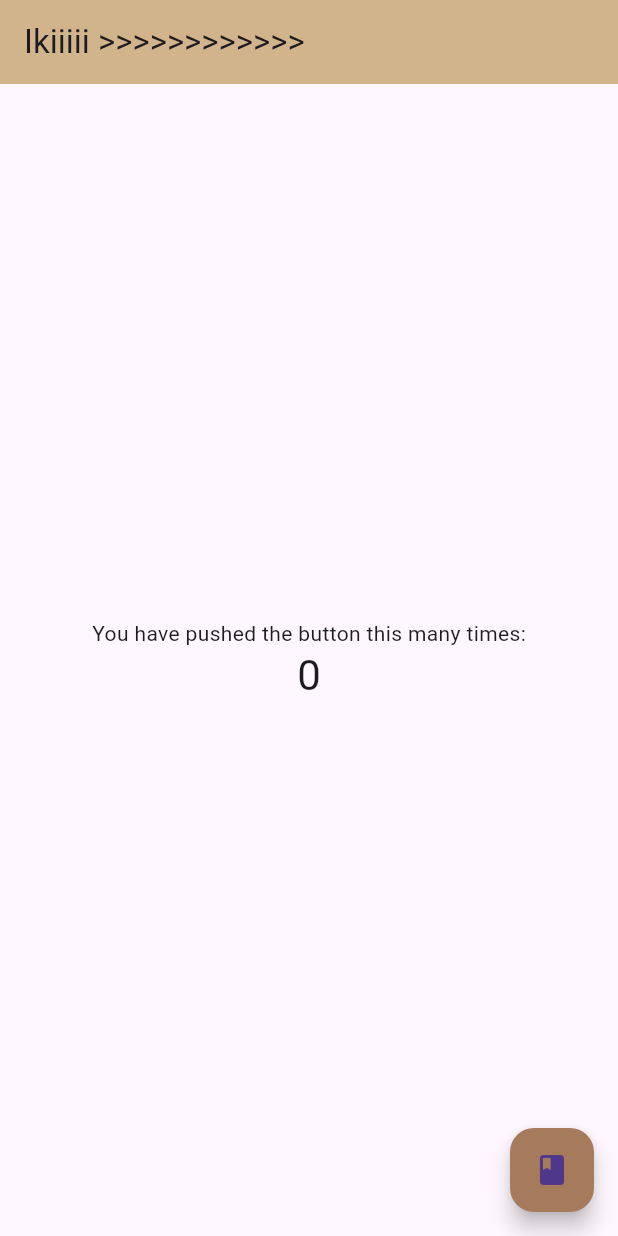
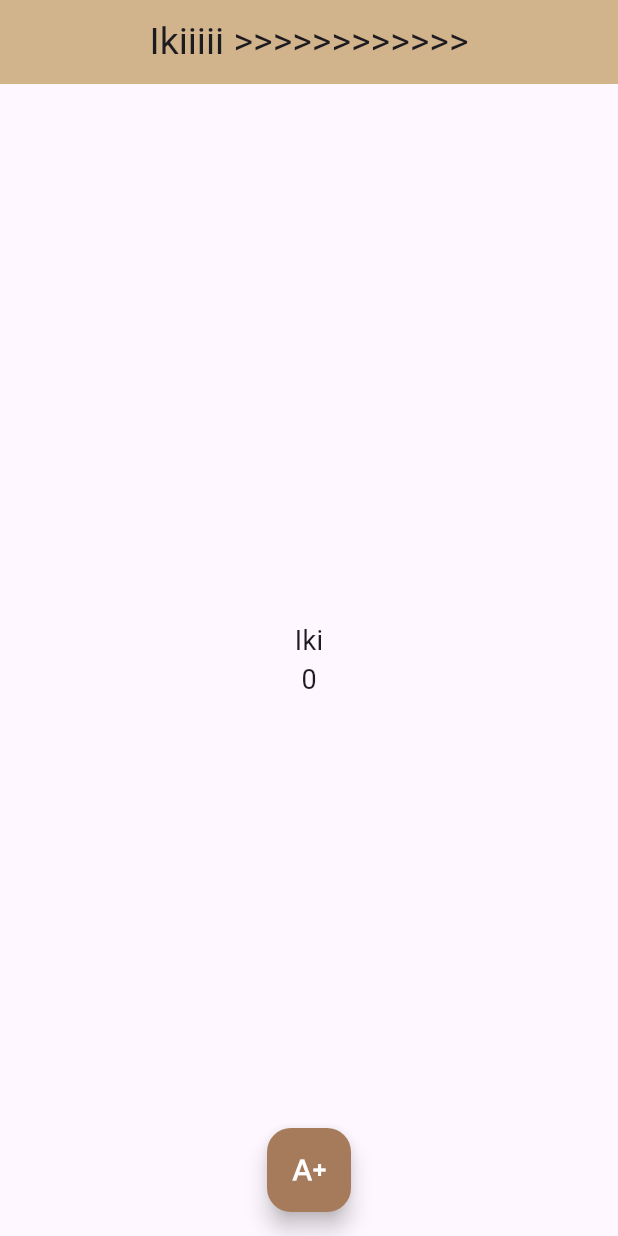
Before and after one commit to jovincia/gesture_detector, a Flutter app: the screen it shows after launch, on a phone screen of 412 x 824 dp. Run offline on Flutter 3.47's test engine with Material 3 defaults, Android fonts, the phone set to English and light mode, and no system bars; our stand-ins replace google_fonts; Roboto replaces fonts that are missing (Calligraffitti).

Commit message:
add new polices and new updates

```diff
--- a/lib/main.dart
+++ b/lib/main.dart
@@ -1,5 +1,6 @@
 import 'package:flutter/material.dart';
 import 'package:gesture_detector/colors.dart';
+import 'package:google_fonts/google_fonts.dart';
 
 void main() {
   runApp(const MyApp());
@@ -15,13 +16,8 @@ class MyApp extends StatelessWidget {
       title: 'Flutter Demo',
       theme: ThemeData(
         canvasColor: MainColors.brownCoffeeMilk,
-       // colorScheme: ColorScheme.fromSeed(color: MainColors.brownCoffeeMilk),
-        //useMaterial3: true,
       ),
-      home: const MyHomePage(
-
-        title: 'Ikiiiii >>>>>>>>>>>>'
-        ),
+      home: const MyHomePage(title: 'Ikiiiii >>>>>>>>>>>>'),
     );
   }
 }
@@ -36,11 +32,25 @@ class MyHomePage extends StatefulWidget {
 }
 
 class _MyHomePageState extends State<MyHomePage> {
-  int _counter = 0;
+  int counter = 0;
+  int currentFontIndex = 0;
+
+  final List<TextStyle> fontsApply = [
+    GoogleFonts.calligraffitti(textStyle: const TextStyle(fontSize: 18)),
+    GoogleFonts.dancingScript(textStyle: const TextStyle(fontSize: 18)),
+    GoogleFonts.pacifico(textStyle: const TextStyle(fontSize: 18)),
+    GoogleFonts.caveat(textStyle: const TextStyle(fontSize: 18)),
+    GoogleFonts.shadowsIntoLight(textStyle: const TextStyle(fontSize: 18)),
+    GoogleFonts.badScript(textStyle: const TextStyle(fontSize: 18)),
+    GoogleFonts.nothingYouCouldDo(textStyle: const TextStyle(fontSize: 18)),
+    GoogleFonts.farsan(textStyle: const TextStyle(fontSize: 18)),
+  ];
 
   void _incrementCounter() {
     setState(() {
-      _counter++;
+      counter++;
+      // changer la police à chaque clic
+      currentFontIndex = (currentFontIndex + 1) % fontsApply.length;
     });
   }
 
@@ -48,29 +58,33 @@ class _MyHomePageState extends State<MyHomePage> {
   Widget build(BuildContext context) {
     return Scaffold(
       appBar: AppBar(
+        centerTitle: true,
         backgroundColor: MainColors.brownNude,
-        title: Text(widget.title,textAlign: TextAlign.justify,),
+        title: Center(
+          child: Text(
+            style: GoogleFonts.calligraffitti(
+              fontSize: 25,
+            ),
+            widget.title,
+          ),
+        ),
       ),
       body: Center(
         child: Column(
           mainAxisAlignment: MainAxisAlignment.center,
           children: <Widget>[
-            const Text(
-              'You have pushed the button this many times:',
-            ),
-            Text(
-              '$_counter',
-              style: Theme.of(context).textTheme.headlineMedium,
-            ),
+            Text('Iki', style: fontsApply[currentFontIndex]),
+            Text('$counter', style: fontsApply[currentFontIndex]),
           ],
         ),
       ),
       floatingActionButton: FloatingActionButton(
         backgroundColor: MainColors.brownCoffeeMilk,
         onPressed: _incrementCounter,
-        tooltip: 'Increment',
-        child: const Icon(Icons.book),
+        tooltip: 'Add new text',
+        child: const Icon(Icons.text_increase, color: Colors.white),
       ),
+      floatingActionButtonLocation: FloatingActionButtonLocation.centerFloat,
     );
   }
 }
--- a/pubspec.yaml
+++ b/pubspec.yaml
@@ -35,6 +35,8 @@ dependencies:
   # The following adds the Cupertino Icons font to your application.
   # Use with the CupertinoIcons class for iOS style icons.
   cupertino_icons: ^1.0.6
+  google_fonts: ^6.2.0
+
 
 dev_dependencies:
   flutter_test:
```
Also changed, not shown: pubspec.lock, 1 other file.
